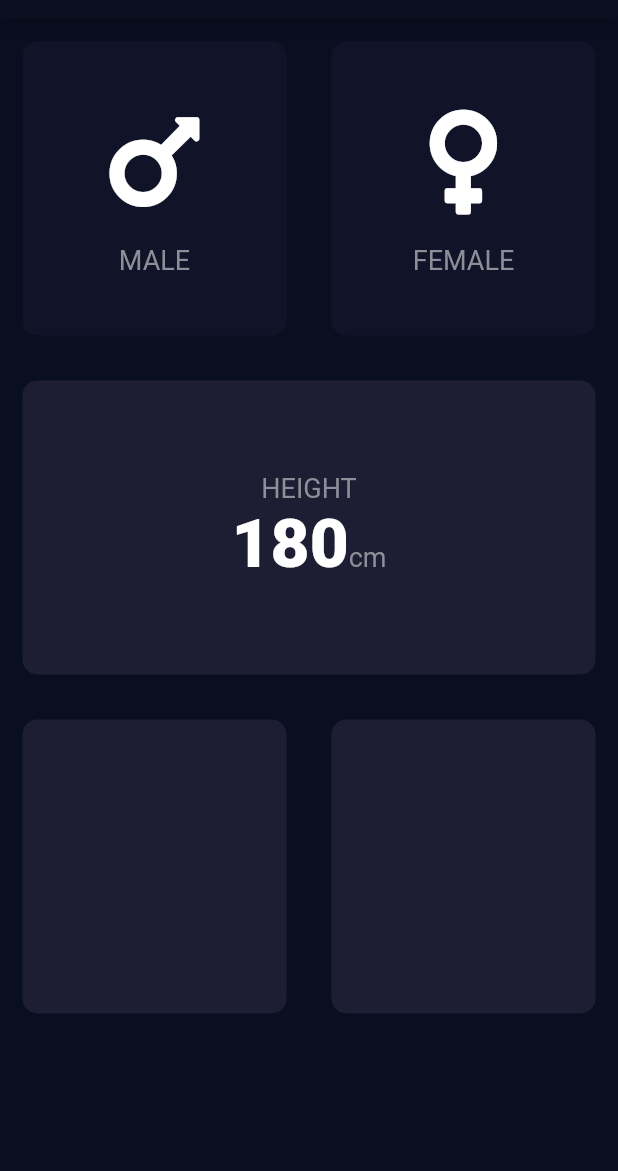
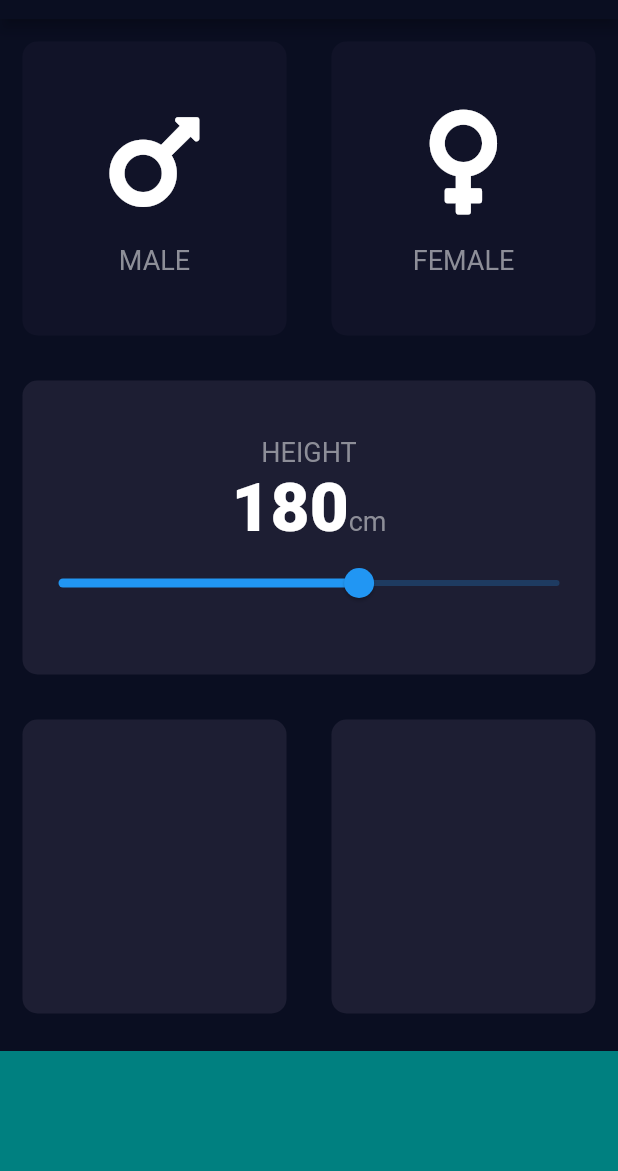
Before and after one commit to HaarshR/flutter_bmi_calculator, a Flutter app: the screen it shows after launch, on a phone screen of 412 x 824 dp, the part 65-1236 px from its top. Run offline on Flutter 3.47's test engine with Material 2 defaults, Android fonts, the phone set to English and light mode, and no system bars; our stand-ins replace font_awesome_flutter.

Commit message:
Added a slider and height property

```diff
--- a/lib/input_page.dart
+++ b/lib/input_page.dart
@@ -13,7 +13,7 @@ class InputPage extends StatefulWidget {
 
 class _InputPageState extends State<InputPage> {
   Gender selectedGender;
-
+  int height = 180;
   @override
   Widget build(BuildContext context) {
     return Scaffold(
@@ -78,7 +78,7 @@ class _InputPageState extends State<InputPage> {
                       textBaseline: TextBaseline.alphabetic,
                       children: <Widget>[
                         Text(
-                          '180',
+                          height.toString(),
                           style: kNumberTextStyle,
                         ),
                         Text(
@@ -86,7 +86,17 @@ class _InputPageState extends State<InputPage> {
                           style: kLabelTextStyle,
                         )
                       ],
-                    )
+                    ),
+                    Slider(
+                      value: height.toDouble(),
+                      min: kMinimumHeight,
+                      max: kMaximumHeight,
+                      onChanged: (double newValue) {
+                        setState(() {
+                          height = newValue.toInt();
+                        });
+                      },
+                    ),
                   ],
                 ),
               ),
@@ -108,7 +118,7 @@ class _InputPageState extends State<InputPage> {
               ),
             ),
             Container(
-              color: kBottomContainerColor,
+              color: Theme.of(context).accentColor,
               margin: EdgeInsets.only(top: 10.0),
               width: double.infinity,
               height: kBottomContainerHeight,
```
